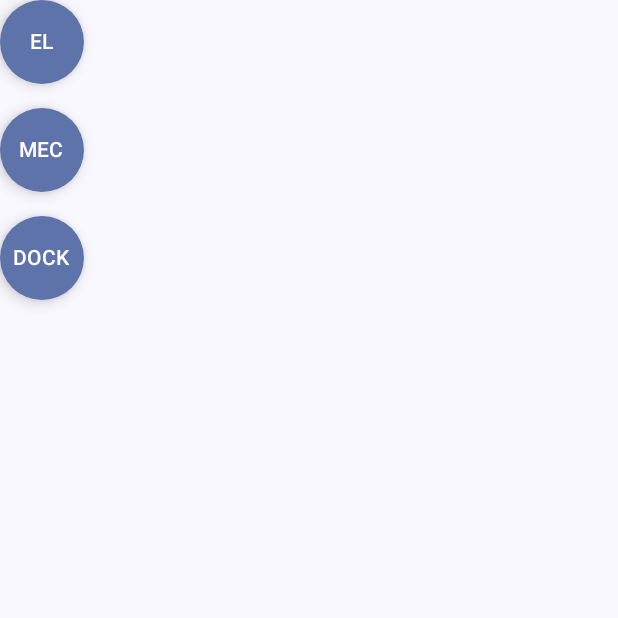
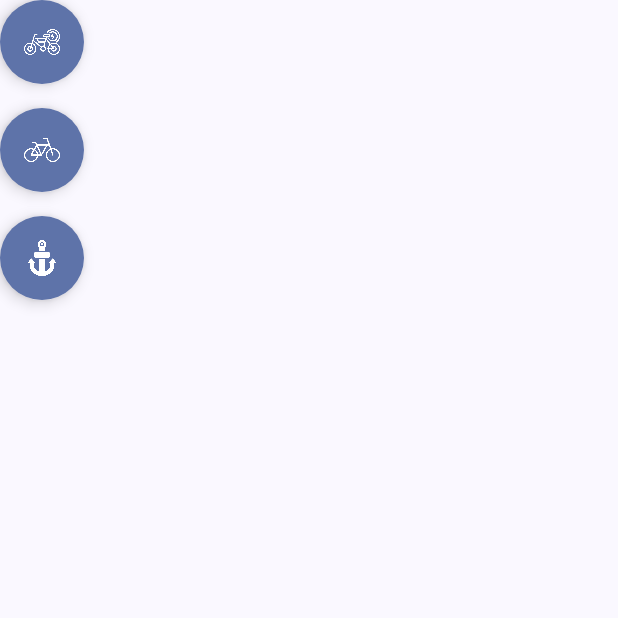
Before and after one commit to Diffran/BicingPlanner_App, an Android app built with Jetpack Compose: the composable LateralButtons shown on its own in the app's theme, on a phone screen of 412 x 824 dp, the top half of it. Run offline under Robolectric (Android 15) with nearby library versions, the phone set to English and light mode, and no system bars; 3 statements that could not run were skipped.

Commit message:
reading fake json and changing colors by type and hour range + icons for floating buttons

```diff
--- a/app/src/main/java/org/diffran/bicingplanner/model/BicingState.kt
+++ b/app/src/main/java/org/diffran/bicingplanner/model/BicingState.kt
@@ -1,6 +1,7 @@
 package org.diffran.bicingplanner.model
 
 data class BicingState(
+    val type: String,
     val stations: List<BicingStationState>
 )
 
--- a/app/src/main/java/org/diffran/bicingplanner/screen/Components.kt
+++ b/app/src/main/java/org/diffran/bicingplanner/screen/Components.kt
@@ -20,18 +20,16 @@ import androidx.compose.foundation.text.KeyboardActions
 import androidx.compose.foundation.text.KeyboardOptions
 import androidx.compose.material.DrawerDefaults.backgroundColor
 import androidx.compose.material.icons.Icons
-import androidx.compose.material3.FloatingActionButton
-import androidx.compose.material3.Icon
-import androidx.compose.material3.Slider
 import androidx.compose.material.icons.filled.Search
 import androidx.compose.material3.Button
 import androidx.compose.material3.ExperimentalMaterial3Api
-import androidx.compose.material3.MaterialTheme
+import androidx.compose.material3.FloatingActionButton
+import androidx.compose.material3.Icon
 import androidx.compose.material3.SegmentedButton
 import androidx.compose.material3.SegmentedButtonDefaults
 import androidx.compose.material3.SingleChoiceSegmentedButtonRow
+import androidx.compose.material3.Slider
 import androidx.compose.material3.Text
-import androidx.compose.material3.TextField
 import androidx.compose.runtime.Composable
 import androidx.compose.runtime.getValue
 import androidx.compose.runtime.mutableFloatStateOf
@@ -41,10 +39,8 @@ import androidx.compose.runtime.remember
 import androidx.compose.runtime.setValue
 import androidx.compose.ui.Alignment
 import androidx.compose.ui.Modifier
-import androidx.compose.ui.contentcapture.ContentCaptureManager.Companion.isEnabled
 import androidx.compose.ui.draw.shadow
 import androidx.compose.ui.graphics.Color
-import androidx.compose.ui.graphics.Shape
 import androidx.compose.ui.res.painterResource
 import androidx.compose.ui.res.stringResource
 import androidx.compose.ui.text.TextStyle
@@ -52,7 +48,6 @@ import androidx.compose.ui.text.font.FontWeight
 import androidx.compose.ui.text.input.ImeAction
 import androidx.compose.ui.text.input.KeyboardType
 import androidx.compose.ui.text.input.TextFieldValue
-import androidx.compose.ui.unit.Dp
 import androidx.compose.ui.unit.dp
 import androidx.compose.ui.unit.sp
 import org.diffran.bicingplanner.R
@@ -63,23 +58,36 @@ fun LateralButtons(modifier: Modifier, onElectricClick:() -> Unit, onMecanicClic
         modifier = modifier,
         verticalArrangement = Arrangement.spacedBy(16.dp)
     ) {
-        //TODO: canviar per icones electrica, mecanica i dock/anclaje
+        //TODO: BUSCAR ICONES QUE TINGUIN MES COHECIO
         FloatingActionButton(onClick = {onElectricClick()}, shape = CircleShape) {
-            Text("EL")
+            Icon(
+                painter = painterResource(id = R.drawable.bike_13786665),
+                contentDescription = "Icono de ebike",
+                modifier = Modifier.size(24.dp)
+            )
         }
         FloatingActionButton(onClick = { onMecanicClick() }, shape = CircleShape) {
-            Text("MEC")
+            Icon(
+                painter = painterResource(id = R.drawable.bicycle_15632987),
+                contentDescription = "Icono de bike",
+                modifier = Modifier.size(24.dp)
+
+            )
         }
         FloatingActionButton(onClick = { onDockClick()}, shape = CircleShape) {
-            Text("DOCK")
+            Icon(
+                painter = painterResource(id = R.drawable.anchor_8375462),
+                contentDescription = "Icono de ancla",
+                modifier = Modifier.size(24.dp)
+
+            )
         }
     }
 }
 
 @Composable
-fun ControllerButtons(){
+fun ControllerButtons(onClickSearch: (Int) -> Unit){
     var sliderPosition by remember { mutableFloatStateOf(0f) }
-    var hora by remember { mutableStateOf(0) }
     var selectedSeason by remember { mutableStateOf("Estiu") }
     var selectedDay by remember { mutableStateOf("Laboral") }
 
@@ -88,9 +96,9 @@ fun ControllerButtons(){
         verticalArrangement = Arrangement.Center
     ){
         SegmentedButtonRow(
-            onClickSeason = { selectedSeason = it },
-            onClickDay = { selectedDay = it },
-            onClickSearch = { /* Implementa la lògica de cerca si cal */ }//TODO: EL QUE FA EL BOTO DE LA LUPA
+            onClickSeason = { selectedSeason = it },//TODO: FALTA implementar
+            onClickDay = { selectedDay = it },//TODO: FALTA implementar
+            onClickSearch = { onClickSearch(sliderPosition.toInt()) }
         )
 
         Slider(
@@ -101,8 +109,7 @@ fun ControllerButtons(){
             steps = 22
         )
 
-        hora = sliderPosition.toInt()
-        Text(text = "$hora:00")
+        Text(text = "${sliderPosition.toInt()}:00")
     }
 }
 
```
Also changed, not shown: app/src/main/java/org/diffran/bicingplanner/screen/FirstScreen.kt (+5 -13 lines), app/src/main/java/org/diffran/bicingplanner/screen/MapScreen.kt (+17 -37 lines), app/src/main/java/org/diffran/bicingplanner/viewModel/MainViewModel.kt (+10 -1 lines), app/src/main/assets/bike_fake.json, app/src/main/assets/docks_fake.json, app/src/main/assets/eBike_fake.json, app/src/main/res/drawable/anchor_8375462.png (added), app/src/main/res/drawable/bicycle_15632987.png (added), app/src/main/res/drawable/bike_13786665.png (added), app/src/main/res/drawable/pin_shadow.png (deleted).
